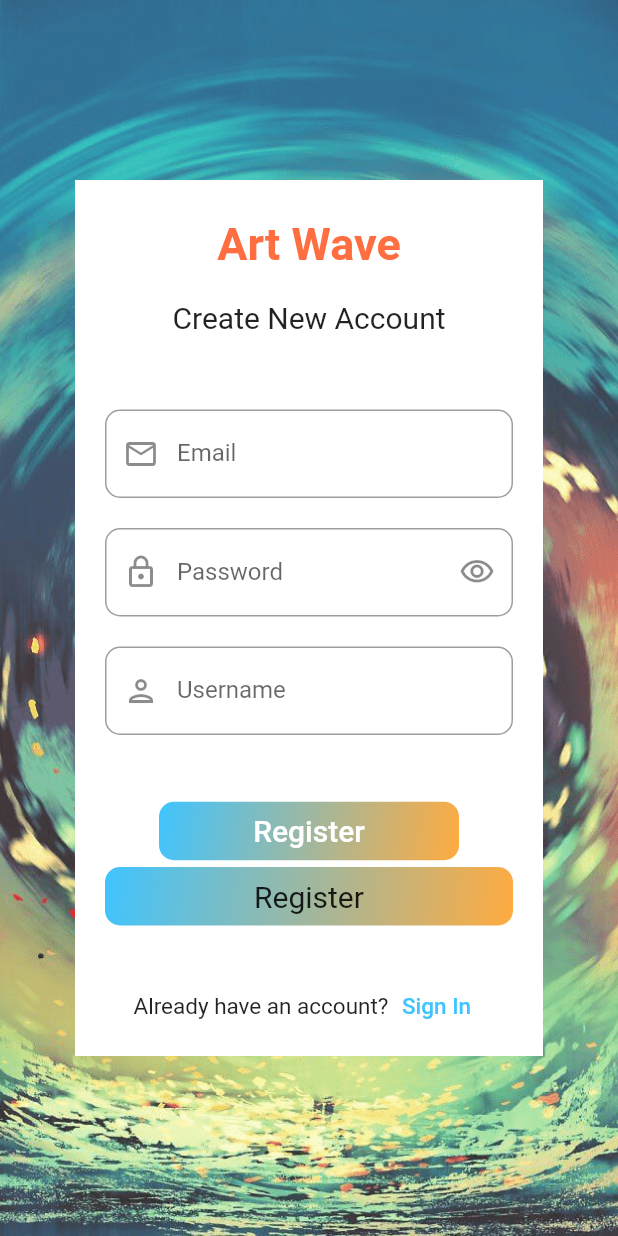
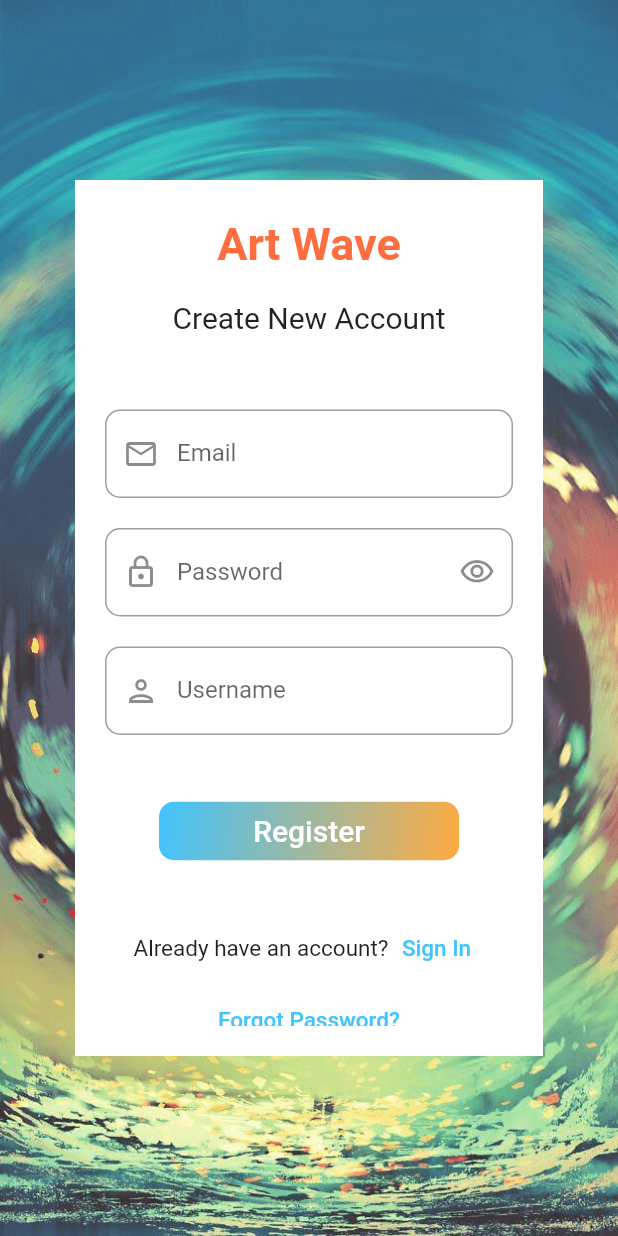
Before and after one commit to ManuelSena19/art-wave, a Flutter app: the RegisterScreenAndroid screen opened directly, on a phone screen of 412 x 824 dp. Run offline on Flutter 3.47's test engine with Material 2 defaults, Android fonts, the light colour scheme and no system bars; our stand-ins replace cloud_firestore, email_validator, firebase_auth, firebase_core, firebase_storage, google_fonts and 2 more; accounts and stored records are empty; Roboto replaces fonts that are missing (Vibur).

Commit message:
fixed register screen error

```diff
--- a/lib/screens/register_screen.dart
+++ b/lib/screens/register_screen.dart
@@ -204,25 +204,6 @@ class _RegisterScreenAndroidState extends State<RegisterScreenAndroid> {
                   height: 40,
                 ),
                 decoratedButton(onPressed, 'Register', 200),
-                Container(
-                  width: double.infinity,
-                  decoration: BoxDecoration(
-                    borderRadius: BorderRadius.circular(10),
-                    gradient: const LinearGradient(
-                      colors: [Colors.lightBlueAccent, Colors.orangeAccent],
-                      begin: Alignment.topLeft,
-                      end: Alignment.bottomRight,
-                    ),
-                  ),
-                  child: const Padding(
-                    padding: EdgeInsets.all(8),
-                    child: Text(
-                      "Register",
-                      textAlign: TextAlign.center,
-                      style: TextStyle(fontSize: 20),
-                    ),
-                  ),
-                ),
                 const SizedBox(
                   height: 30,
                 ),
```
